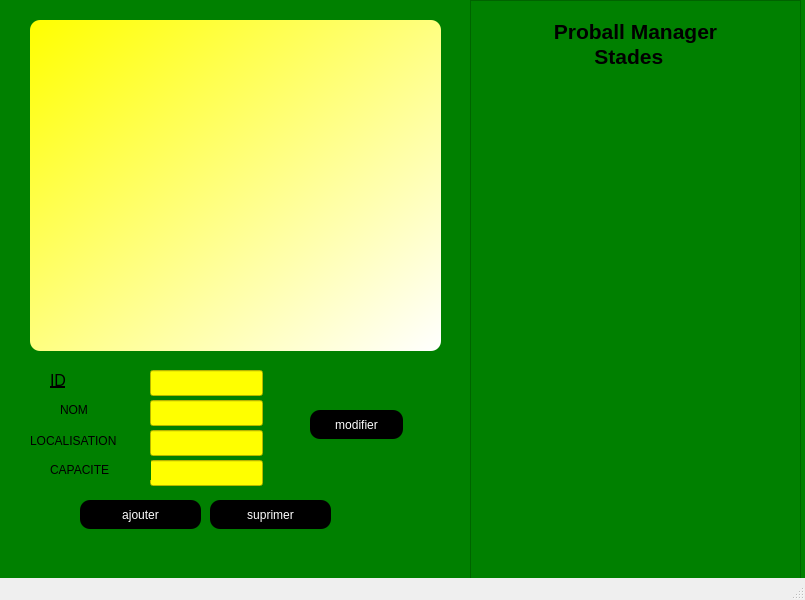
The window that mainwindow.ui (ProBall-Manager/amine-ben-trad) describes before a commit, drawn with Qt 5.
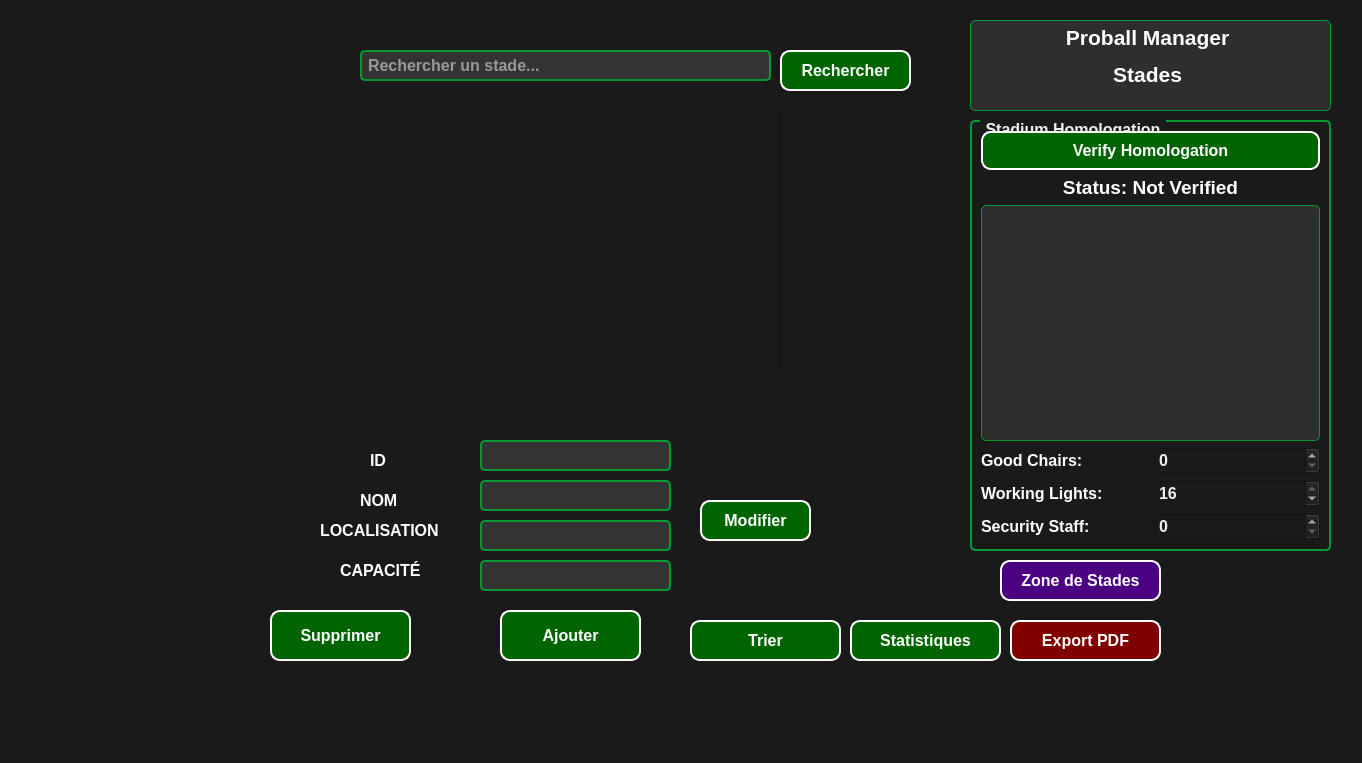
The same window after the commit. Icons and pictures are not drawn.

Diff of the .ui file:
```diff
--- a/mainwindow.ui
+++ b/mainwindow.ui
@@ -6,166 +6,399 @@
    <rect>
     <x>0</x>
     <y>0</y>
-    <width>805</width>
-    <height>600</height>
+    <width>1362</width>
+    <height>763</height>
    </rect>
   </property>
   <property name="windowTitle">
    <string>MainWindow</string>
   </property>
   <property name="styleSheet">
-   <string notr="true">file:///C:/Users/Amine/Downloads/Futuristic_Smart_Glas_0308213102_texture.blend</string>
+   <string notr="true">
+QWidget {
+    background-color: #1a1a1a;
+    color: #f0f0f0;
+    font-family: 'Segoe UI', 'Arial';
+    font-size: 12pt;
+    font-weight: bold;
+}
+
+QPushButton {
+    background-color: #006400;
+    color: white;
+    border-radius: 10px;
+    padding: 8px;
+    border: 2px solid #ffffff;
+    font-size: 12pt;
+    font-weight: bold;
+}
+QPushButton:hover {
+    background-color: #228B22;
+}
+QPushButton:pressed {
+    background-color: #004d00;
+}
+
+QLineEdit {
+    background-color: #333333;
+    border: 2px solid #009933;
+    border-radius: 5px;
+    padding: 4px;
+    color: white;
+    font-weight: bold;
+}
+
+QTableView {
+    background-color: #2e2e2e;
+    gridline-color: #ffffff;
+    color: #ffffff;
+    selection-background-color: #009933;
+    selection-color: white;
+    font-weight: bold;
+}
+
+QLabel {
+    color: #ffffff;
+    font-size: 12pt;
+    font-weight: bold;
+}
+
+QTextBrowser {
+    background-color: transparent;
+    border: none;
+    color: #ffffff;
+    font-size: 16pt;
+    font-weight: bold;
+}
+
+QGroupBox {
+    border: 2px solid #009933;
+    border-radius: 5px;
+    margin-top: 1ex;
+    font-weight: bold;
+}
+QGroupBox::title {
+    subcontrol-origin: margin;
+    left: 10px;
+    padding: 0 3px;
+}
+
+QTextEdit {
+    background-color: #2e2e2e;
+    color: white;
+    border: 1px solid #009933;
+    border-radius: 5px;
+}
+   </string>
   </property>
   <widget class="QWidget" name="centralwidget">
-   <property name="autoFillBackground">
-    <bool>false</bool>
-   </property>
-   <property name="styleSheet">
-    <string notr="true">background-color: green;</string>
-   </property>
+   <widget class="QLineEdit" name="lineEdit_search">
+    <property name="geometry">
+     <rect>
+      <x>360</x>
+      <y>50</y>
+      <width>411</width>
+      <height>31</height>
+     </rect>
+    </property>
+    <property name="placeholderText">
+     <string>Rechercher un stade...</string>
+    </property>
+   </widget>
+   <widget class="QPushButton" name="pushButton_search">
+    <property name="geometry">
+     <rect>
+      <x>780</x>
+      <y>50</y>
+      <width>131</width>
+      <height>41</height>
+     </rect>
+    </property>
+    <property name="text">
+     <string>Rechercher</string>
+    </property>
+   </widget>
    <widget class="QPushButton" name="pushButton_ajouter">
     <property name="geometry">
      <rect>
-      <x>80</x>
-      <y>500</y>
-      <width>121</width>
-      <height>29</height>
+      <x>500</x>
+      <y>610</y>
+      <width>141</width>
+      <height>51</height>
      </rect>
     </property>
     <property name="text">
-     <string>ajouter</string>
-    </property>
-    <property name="styleSheet">
-     <string notr="true">
-      background-color: black;
-      color: white;
-      border-radius: 10px;
-     </string>
+     <string>Ajouter</string>
     </property>
    </widget>
    <widget class="QPushButton" name="pushButton_modifier">
     <property name="geometry">
      <rect>
-      <x>310</x>
-      <y>410</y>
-      <width>93</width>
-      <height>29</height>
+      <x>700</x>
+      <y>500</y>
+      <width>111</width>
+      <height>41</height>
      </rect>
     </property>
     <property name="text">
-     <string>modifier</string>
-    </property>
-    <property name="styleSheet">
-     <string notr="true">
-      background-color: black;
-      color: white;
-      border-radius: 10px;
-     </string>
+     <string>Modifier</string>
     </property>
    </widget>
    <widget class="QPushButton" name="pushButton_supprimer">
     <property name="geometry">
      <rect>
-      <x>210</x>
-      <y>500</y>
-      <width>121</width>
-      <height>29</height>
+      <x>270</x>
+      <y>610</y>
+      <width>141</width>
+      <height>51</height>
      </rect>
     </property>
     <property name="text">
-     <string>suprimer</string>
+     <string>Supprimer</string>
     </property>
+   </widget>
+   <widget class="QPushButton" name="pushButton_trier">
+    <property name="geometry">
+     <rect>
+      <x>690</x>
+      <y>620</y>
+      <width>151</width>
+      <height>41</height>
+     </rect>
+    </property>
+    <property name="text">
+     <string>Trier</string>
+    </property>
+   </widget>
+   <widget class="QPushButton" name="pushButton_stats">
+    <property name="geometry">
+     <rect>
+      <x>850</x>
+      <y>620</y>
+      <width>151</width>
+      <height>41</height>
+     </rect>
+    </property>
+    <property name="text">
+     <string>Statistiques</string>
+    </property>
+   </widget>
+   <widget class="QPushButton" name="pushButton_pdf">
+    <property name="geometry">
+     <rect>
+      <x>1010</x>
+      <y>620</y>
+      <width>151</width>
+      <height>41</height>
+     </rect>
+    </property>
     <property name="styleSheet">
-     <string notr="true">
-      background-color: black;
-      color: white;
-      border-radius: 10px;
-     </string>
+     <string notr="true">background-color: #800000; color: white;</string>
+    </property>
+    <property name="text">
+     <string>Export PDF</string>
+    </property>
+   </widget>
+   <widget class="QPushButton" name="pushButton_zones">
+    <property name="geometry">
+     <rect>
+      <x>1000</x>
+      <y>560</y>
+      <width>161</width>
+      <height>41</height>
+     </rect>
+    </property>
+    <property name="styleSheet">
+     <string notr="true">background-color: #4B0082; color: white;</string>
+    </property>
+    <property name="text">
+     <string>Zone de Stades</string>
     </property>
    </widget>
    <widget class="QLineEdit" name="lineEdit_name">
     <property name="geometry">
      <rect>
-      <x>150</x>
-      <y>400</y>
-      <width>113</width>
-      <height>26</height>
+      <x>480</x>
+      <y>480</y>
+      <width>191</width>
+      <height>31</height>
      </rect>
     </property>
-    <property name="styleSheet">
-     <string notr="true">background-color:yellow;</string>
-    </property>
    </widget>
    <widget class="QLineEdit" name="lineEdit_location">
     <property name="geometry">
      <rect>
-      <x>150</x>
-      <y>430</y>
-      <width>113</width>
-      <height>26</height>
+      <x>480</x>
+      <y>520</y>
+      <width>191</width>
+      <height>31</height>
      </rect>
     </property>
-    <property name="styleSheet">
-     <string notr="true">background-color:yellow;</string>
-    </property>
    </widget>
    <widget class="QLineEdit" name="lineEdit_capacity">
     <property name="geometry">
      <rect>
-      <x>150</x>
-      <y>460</y>
-      <width>113</width>
-      <height>26</height>
+      <x>480</x>
+      <y>560</y>
+      <width>191</width>
+      <height>31</height>
      </rect>
     </property>
-    <property name="styleSheet">
-     <string notr="true">background-color:yellow;</string>
-    </property>
    </widget>
    <widget class="QLineEdit" name="lineEdit_id">
     <property name="geometry">
      <rect>
-      <x>150</x>
-      <y>370</y>
-      <width>113</width>
-      <height>26</height>
+      <x>480</x>
+      <y>440</y>
+      <width>191</width>
+      <height>31</height>
      </rect>
     </property>
-    <property name="styleSheet">
-     <string notr="true">background-color:yellow;</string>
-    </property>
    </widget>
    <widget class="QTableView" name="tableView">
     <property name="geometry">
      <rect>
-      <x>30</x>
-      <y>20</y>
+      <x>370</x>
+      <y>110</y>
       <width>411</width>
-      <height>331</height>
+      <height>261</height>
      </rect>
     </property>
-    <property name="styleSheet">
-     <string notr="true">
-      background: qlineargradient(x1:0, y1:0, x2:1, y2:1, stop:0 yellow, stop:1 white);
-      border-radius: 10px;
-     </string>
-    </property>
-   </widget>
-   <widget class="QLabel" name="label">
-    <property name="geometry">
-     <rect>
-      <x>50</x>
-      <y>370</y>
-      <width>63</width>
-      <height>20</height>
-     </rect>
+    <property name="sizePolicy">
+     <sizepolicy hsizetype="Expanding" vsizetype="Expanding">
+      <horstretch>0</horstretch>
+      <verstretch>0</verstretch>
+     </sizepolicy>
     </property>
     <property name="font">
      <font>
+      <family>Segoe UI</family>
       <pointsize>12</pointsize>
-      <underline>true</underline>
+      <bold>true</bold>
      </font>
     </property>
+    <property name="autoFillBackground">
+     <bool>false</bool>
+    </property>
+    <property name="styleSheet">
+     <string notr="true">background-color: #1a1a1a;</string>
+    </property>
+    <property name="gridStyle">
+     <enum>Qt::PenStyle::DotLine</enum>
+    </property>
+   </widget>
+   <widget class="QGroupBox" name="groupBox_homologation">
+    <property name="geometry">
+     <rect>
+      <x>970</x>
+      <y>120</y>
+      <width>361</width>
+      <height>431</height>
+     </rect>
+    </property>
+    <property name="title">
+     <string>Stadium Homologation</string>
+    </property>
+    <layout class="QVBoxLayout" name="verticalLayout_homologation">
+     <item>
+      <widget class="QPushButton" name="pushButton_verify">
+       <property name="styleSheet">
+        <string notr="true">background-color: #006400; color: white;</string>
+       </property>
+       <property name="text">
+        <string>Verify Homologation</string>
+       </property>
+      </widget>
+     </item>
+     <item>
+      <widget class="QLabel" name="label_homologation_status">
+       <property name="styleSheet">
+        <string notr="true">font-size: 14pt;</string>
+       </property>
+       <property name="text">
+        <string>Status: Not Verified</string>
+       </property>
+       <property name="alignment">
+        <set>Qt::AlignmentFlag::AlignCenter</set>
+       </property>
+      </widget>
+     </item>
+     <item>
+      <widget class="QTextEdit" name="textEdit_homologation_details">
+       <property name="readOnly">
+        <bool>true</bool>
+       </property>
+      </widget>
+     </item>
+     <item>
+      <layout class="QGridLayout" name="gridLayout_homologation_inputs">
+       <item row="0" column="0">
+        <widget class="QLabel" name="label_chairs">
+         <property name="text">
+          <string>Good Chairs:</string>
+         </property>
+        </widget>
+       </item>
+       <item row="0" column="1">
+        <widget class="QSpinBox" name="spinBox_chairs">
+         <property name="minimum">
+          <number>0</number>
+         </property>
+         <property name="maximum">
+          <number>100000</number>
+         </property>
+        </widget>
+       </item>
+       <item row="1" column="0">
+        <widget class="QLabel" name="label_lights">
+         <property name="text">
+          <string>Working Lights:</string>
+         </property>
+        </widget>
+       </item>
+       <item row="1" column="1">
+        <widget class="QSpinBox" name="spinBox_lights">
+         <property name="minimum">
+          <number>0</number>
+         </property>
+         <property name="maximum">
+          <number>16</number>
+         </property>
+         <property name="value">
+          <number>16</number>
+         </property>
+        </widget>
+       </item>
+       <item row="2" column="0">
+        <widget class="QLabel" name="label_staff">
+         <property name="text">
+          <string>Security Staff:</string>
+         </property>
+        </widget>
+       </item>
+       <item row="2" column="1">
+        <widget class="QSpinBox" name="spinBox_staff">
+         <property name="minimum">
+          <number>0</number>
+         </property>
+         <property name="maximum">
+          <number>1000</number>
+         </property>
+        </widget>
+       </item>
+      </layout>
+     </item>
+    </layout>
+   </widget>
+   <widget class="QLabel" name="label">
+    <property name="geometry">
+     <rect>
+      <x>370</x>
+      <y>450</y>
+      <width>63</width>
+      <height>20</height>
+     </rect>
+    </property>
     <property name="text">
      <string>ID</string>
     </property>
@@ -173,8 +406,8 @@
    <widget class="QLabel" name="label_2">
     <property name="geometry">
      <rect>
-      <x>60</x>
-      <y>400</y>
+      <x>360</x>
+      <y>490</y>
       <width>63</width>
       <height>20</height>
      </rect>
@@ -186,9 +419,9 @@
    <widget class="QLabel" name="label_3">
     <property name="geometry">
      <rect>
-      <x>30</x>
-      <y>430</y>
-      <width>111</width>
+      <x>320</x>
+      <y>520</y>
+      <width>141</width>
       <height>21</height>
      </rect>
     </property>
@@ -199,23 +432,23 @@
    <widget class="QLabel" name="label_4">
     <property name="geometry">
      <rect>
-      <x>50</x>
-      <y>460</y>
+      <x>340</x>
+      <y>560</y>
       <width>101</width>
       <height>20</height>
      </rect>
     </property>
     <property name="text">
-     <string>CAPACITE</string>
+     <string>CAPACITÉ</string>
     </property>
    </widget>
    <widget class="QTextBrowser" name="textBrowser">
     <property name="geometry">
      <rect>
-      <x>470</x>
-      <y>0</y>
-      <width>331</width>
-      <height>621</height>
+      <x>970</x>
+      <y>20</y>
+      <width>361</width>
+      <height>91</height>
      </rect>
     </property>
     <property name="html">
@@ -225,11 +458,9 @@
 hr { height: 1px; border-width: 0; }
 li.unchecked::marker { content: &quot;\2610&quot;; }
 li.checked::marker { content: &quot;\2612&quot;; }
-&lt;/style&gt;&lt;/head&gt;&lt;body style=&quot; font-family:'Segoe UI'; font-size:9pt; font-weight:400; font-style:normal;&quot;&gt;
-&lt;p style=&quot; margin-top:0px; margin-bottom:0px; margin-left:0px; margin-right:0px; -qt-block-indent:0; text-indent:0px;&quot;&gt;    &lt;/p&gt;
-&lt;p align=&quot;center&quot; style=&quot; margin-top:0px; margin-bottom:0px; margin-left:0px; margin-right:0px; -qt-block-indent:0; text-indent:0px;&quot;&gt;        &lt;span style=&quot; font-size:16pt; font-weight:700;&quot;&gt;Proball Manager&lt;/span&gt;        &lt;/p&gt;
-&lt;p align=&quot;center&quot; style=&quot; margin-top:0px; margin-bottom:0px; margin-left:0px; margin-right:0px; -qt-block-indent:0; text-indent:0px;&quot;&gt;        &lt;span style=&quot; font-size:16pt; font-weight:700;&quot;&gt;Stades&lt;/span&gt;            &lt;/p&gt;
-&lt;p align=&quot;center&quot; style=&quot; margin-top:12px; margin-bottom:12px; margin-left:0px; margin-right:0px; -qt-block-indent:0; text-indent:0px;&quot;&gt;        &lt;img src=&quot;C:\Users\Amine\Pictures\airp\equipe\logo.png&quot; width=&quot;300&quot; height=&quot;200&quot; /&gt;    &lt;/p&gt;&lt;/body&gt;&lt;/html&gt;</string>
+&lt;/style&gt;&lt;/head&gt;&lt;body style=&quot; font-family:'Segoe UI','Arial'; font-size:16pt; font-weight:700; font-style:normal;&quot;&gt;
+&lt;p align=&quot;center&quot; style=&quot; margin-top:12px; margin-bottom:12px; margin-left:0px; margin-right:0px; -qt-block-indent:0; text-indent:0px;&quot;&gt;Proball Manager &lt;/p&gt;
+&lt;p align=&quot;center&quot; style=&quot; margin-top:12px; margin-bottom:12px; margin-left:0px; margin-right:0px; -qt-block-indent:0; text-indent:0px;&quot;&gt;Stades &lt;/p&gt;&lt;/body&gt;&lt;/html&gt;</string>
     </property>
    </widget>
   </widget>
```
Left out of the diff: 8 changed lines with no effect on the pictures.
